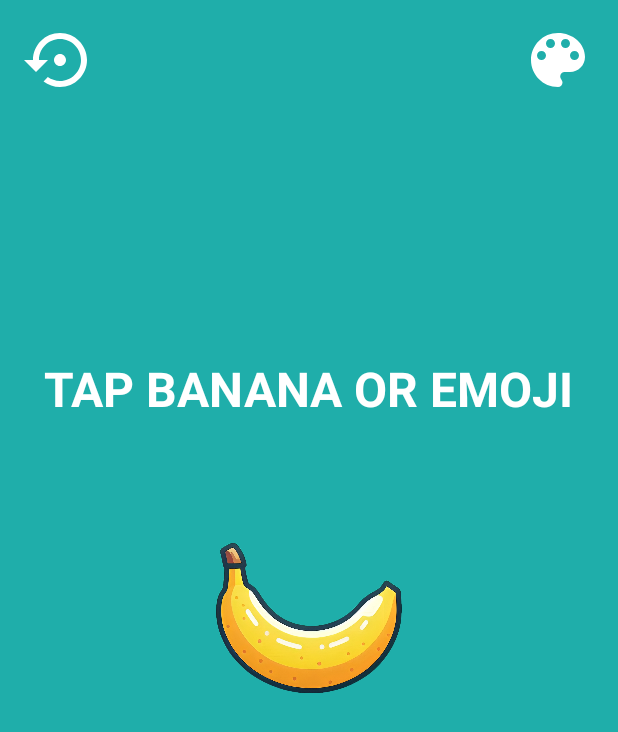
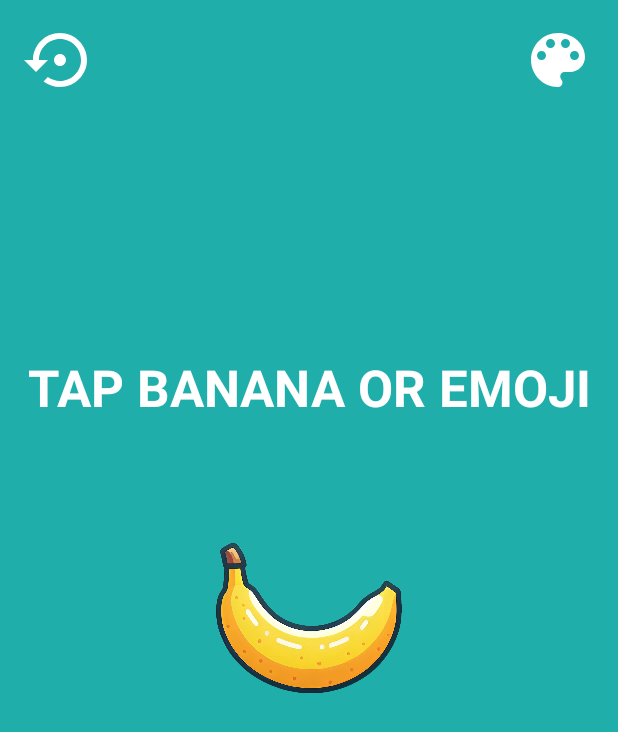
Before and after one commit to SamedTemiz/TheBanana, an Android app: the layout activity_main.xml on its own in the app's theme, with its tools: preview values and no code run, on a phone screen of 412 x 824 dp. Shown: the top 732 px of the screen. Run offline under Robolectric (Android 15) with nearby library versions, the phone set to English and light mode, and no system bars; network calls fail.

Commit message:
Visual changes.

```diff
--- a/app/src/main/res/layout/activity_main.xml
+++ b/app/src/main/res/layout/activity_main.xml
@@ -18,7 +18,7 @@
         android:layout_marginBottom="8dp"
         android:text="TAP BANANA OR EMOJI"
         android:textColor="@color/white"
-        android:textSize="32sp"
+        android:textSize="34sp"
         android:textStyle="bold"
         app:layout_constraintBottom_toTopOf="@id/img_banana"
         app:layout_constraintEnd_toEndOf="parent"
```
